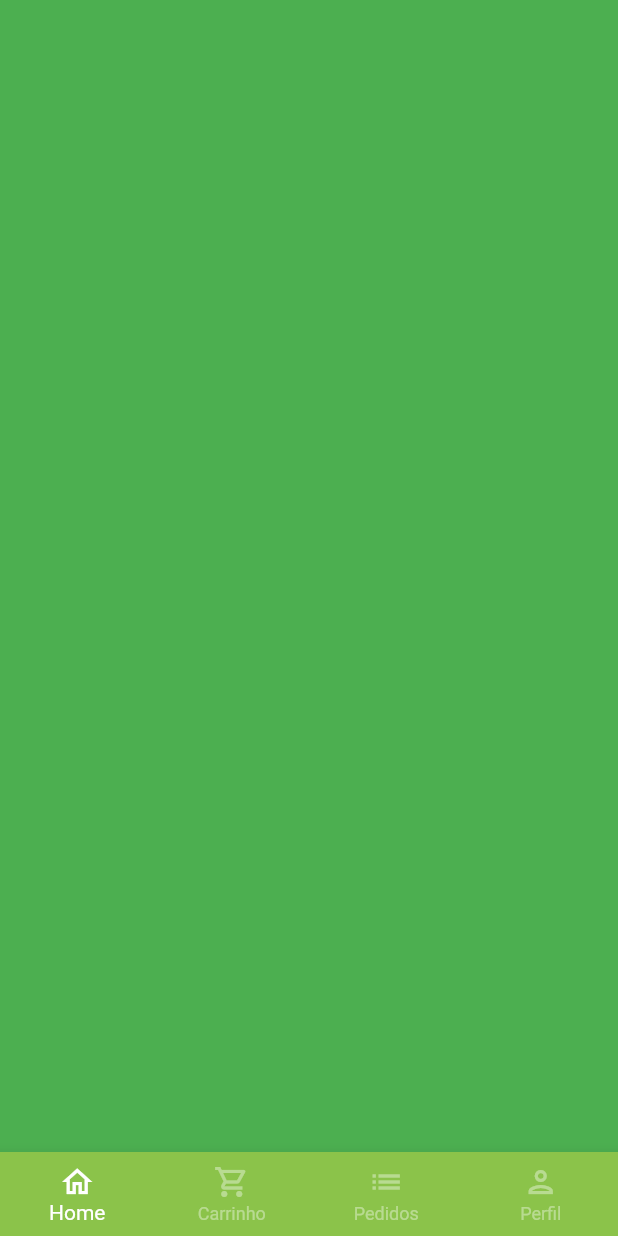
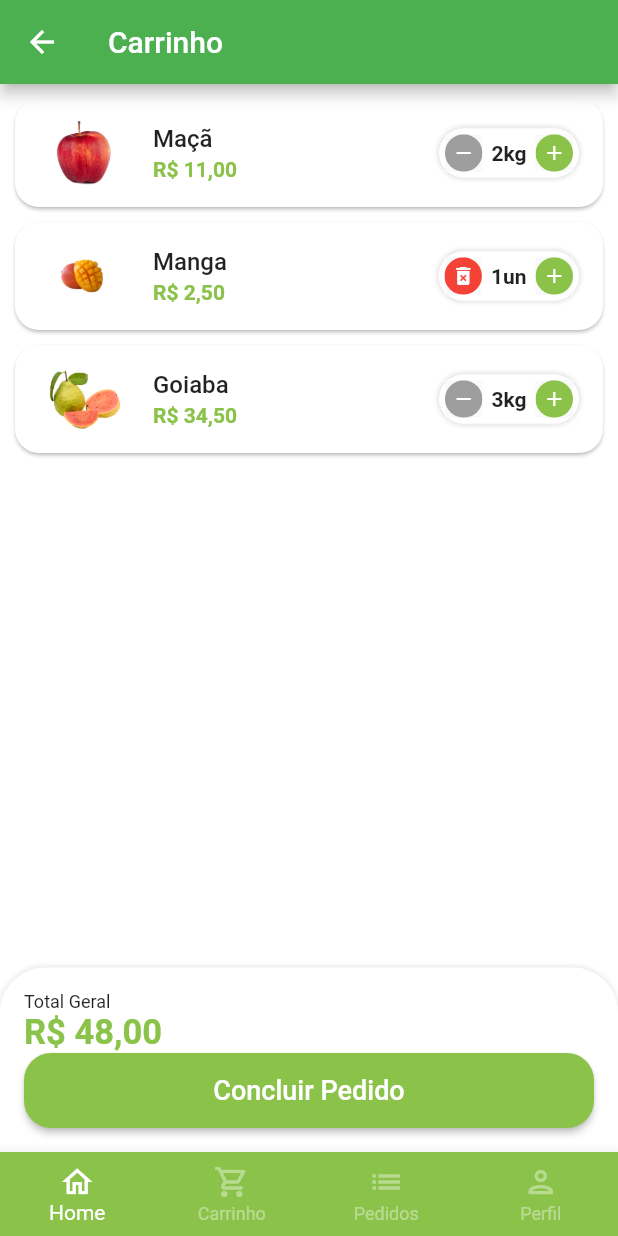
Before and after one commit to tiagodnzz/greengrocer, a Flutter app: the BaseScreen screen opened directly, swiped to page 2, on a phone screen of 412 x 824 dp. Run offline on Flutter 3.47's test engine with Material 2 defaults, Android fonts, the phone set to English and light mode, and no system bars; our stand-ins replace animated_text_kit, mask_text_input_formatter.

Commit message:
criando page carrinho

```diff
--- a/lib/src/config/app_data.dart
+++ b/lib/src/config/app_data.dart
@@ -1,3 +1,4 @@
+import 'package:greengrocer/src/models/cart_item_model.dart';
 import 'package:greengrocer/src/models/item_model.dart';
 
 // Model Produtos
@@ -77,3 +78,19 @@ List<ItemModel> items = [
   'Temperos',
   'Cereais'
 ];
+
+//Lista Carrinho
+List<CartItemModel> cartItems = [
+  CartItemModel(
+    item: apple,
+    quantity: 2,
+  ),
+  CartItemModel(
+    item: mango,
+    quantity: 1,
+  ),
+  CartItemModel(
+    item: guava,
+    quantity: 3,
+  ),
+];
--- /dev/null
+++ b/lib/src/models/cart_item_model.dart
@@ -0,0 +1,13 @@
+import 'package:greengrocer/src/models/item_model.dart';
+
+class CartItemModel {
+  ItemModel item;
+  int quantity;
+
+  CartItemModel({
+    required this.item,
+    required this.quantity,
+  });
+
+  double totalPrice() => item.price * quantity;
+}
--- a/lib/src/pages/base/base_screen.dart
+++ b/lib/src/pages/base/base_screen.dart
@@ -1,5 +1,6 @@
 import 'package:flutter/material.dart';
 import 'package:greengrocer/src/config/custom_colors.dart';
+import 'package:greengrocer/src/pages/cart/cart_tab.dart';
 import 'package:greengrocer/src/pages/home/home_tab.dart';
 
 class BaseScreen extends StatefulWidget {
@@ -21,9 +22,7 @@ class _BaseScreenState extends State<BaseScreen> {
         controller: pageController,
         children: [
           const HomeTab(),
-          Container(
-            color: Colors.green,
-          ),
+          CartTab(),
           Container(
             color: Colors.red,
           ),
--- /dev/null
+++ b/lib/src/pages/cart/cart_tab.dart
@@ -0,0 +1,142 @@
+import 'package:flutter/material.dart';
+import 'package:greengrocer/src/config/custom_colors.dart';
+import 'package:greengrocer/src/models/cart_item_model.dart';
+import 'package:greengrocer/src/pages/cart/components/cart_tile.dart';
+import 'package:greengrocer/src/services/utils_services.dart';
+import 'package:greengrocer/src/config/app_data.dart' as appData;
+
+class CartTab extends StatefulWidget {
+  const CartTab({super.key});
+
+  @override
+  State<CartTab> createState() => _CartTabState();
+}
+
+class _CartTabState extends State<CartTab> {
+  final UtilsServices utilsServices = UtilsServices();
+
+  void removeItemsFromCart(CartItemModel cartItem) {
+    setState(() {
+      appData.cartItems.remove(cartItem);
+    });
+  }
+
+  double cartTotalPrice() {
+    double total = 0;
+    for (var item in appData.cartItems) {
+      total += item.totalPrice();
+    }
+    return total;
+  }
+
+  @override
+  Widget build(BuildContext context) {
+    return Scaffold(
+      appBar: AppBar(
+        title: const Text('Carrinho'),
+      ),
+      body: Column(
+        children: [
+          Expanded(
+            child: ListView.builder(
+              itemCount: appData.cartItems.length,
+              itemBuilder: (_, index) {
+                return CartTile(
+                  cardItem: appData.cartItems[index],
+                  remove: removeItemsFromCart,
+                );
+              },
+            ),
+          ),
+          Container(
+            padding: const EdgeInsets.all(16),
+            decoration: BoxDecoration(
+              color: Colors.white,
+              borderRadius: const BorderRadius.vertical(
+                top: Radius.circular(30),
+              ),
+              boxShadow: [
+                BoxShadow(
+                  color: Colors.grey.shade300,
+                  blurRadius: 3,
+                ),
+              ],
+            ),
+            child: Column(
+              crossAxisAlignment: CrossAxisAlignment.stretch,
+              children: [
+                const Text(
+                  'Total Geral',
+                  style: TextStyle(
+                    fontSize: 12,
+                  ),
+                ),
+                Text(
+                  utilsServices.priceToCurrency(cartTotalPrice()),
+                  style: TextStyle(
+                      fontSize: 23,
+                      color: CustomColors.customSwatchColor,
+                      fontWeight: FontWeight.bold),
+                ),
+                SizedBox(
+                  height: 50,
+                  child: ElevatedButton(
+                    style: ElevatedButton.styleFrom(
+                        primary: CustomColors.customSwatchColor,
+                        shape: RoundedRectangleBorder(
+                          borderRadius: BorderRadius.circular(18),
+                        )),
+                    onPressed: () async {
+                      bool? result = await showOrderConfirmation();
+                      print(result);
+                    },
+                    child: const Text(
+                      'Concluir Pedido',
+                      style: TextStyle(
+                        fontSize: 18,
+                      ),
+                    ),
+                  ),
+                ),
+              ],
+            ),
+          )
+        ],
+      ),
+    );
+  }
+
+  Future<bool?> showOrderConfirmation() {
+    return showDialog<bool>(
+      context: context,
+      builder: (context) {
+        return AlertDialog(
+          shape: RoundedRectangleBorder(
+            borderRadius: BorderRadius.circular(20),
+          ),
+          title: const Text('Confirmação'),
+          content: const Text('Deseja realmente concluir o pedido'),
+          actions: [
+            TextButton(
+              onPressed: () {
+                Navigator.of(context).pop(false);
+              },
+              child: const Text('Não'),
+            ),
+            ElevatedButton(
+              style: ElevatedButton.styleFrom(
+                shape: RoundedRectangleBorder(
+                  borderRadius: BorderRadius.circular(20),
+                ),
+              ),
+              onPressed: () {
+                Navigator.of(context).pop(true);
+              },
+              child: const Text('Sim'),
+            ),
+          ],
+        );
+      },
+    );
+  }
+}
--- /dev/null
+++ b/lib/src/pages/cart/components/cart_tile.dart
@@ -0,0 +1,75 @@
+import 'package:flutter/material.dart';
+import 'package:greengrocer/src/config/custom_colors.dart';
+import 'package:greengrocer/src/models/cart_item_model.dart';
+import 'package:greengrocer/src/pages/common/quantity_widget.dart';
+import 'package:greengrocer/src/services/utils_services.dart';
+
+class CartTile extends StatefulWidget {
+  final CartItemModel cardItem;
+  final Function(CartItemModel) remove;
+
+  const CartTile({
+    super.key,
+    required this.cardItem,
+    required this.remove,
+  });
+
+  @override
+  State<CartTile> createState() => _CartTileState();
+}
+
+class _CartTileState extends State<CartTile> {
+  final UtilsServices utilsServices = UtilsServices();
+
+  @override
+  Widget build(BuildContext context) {
+    return Card(
+      margin: const EdgeInsets.fromLTRB(10, 10, 10, 0),
+      shape: RoundedRectangleBorder(
+        borderRadius: BorderRadius.circular(16),
+      ),
+      child: ListTile(
+        //img
+        leading: Image.asset(
+          widget.cardItem.item.imgUrl,
+          height: 60,
+          width: 60,
+        ),
+
+        //titulo
+        title: Text(
+          widget.cardItem.item.itemName,
+          style: const TextStyle(
+            fontWeight: FontWeight.w500,
+          ),
+        ),
+
+        //total
+        subtitle: Text(
+          utilsServices.priceToCurrency(widget.cardItem.totalPrice()),
+          style: TextStyle(
+            color: CustomColors.customSwatchColor,
+            fontWeight: FontWeight.bold,
+          ),
+        ),
+
+        //quantity
+        trailing: QuantityWidget(
+          value: widget.cardItem.quantity,
+          suffixText: widget.cardItem.item.unit,
+          result: (quantity) {
+            setState(() {
+              widget.cardItem.quantity = quantity;
+
+              //remove items
+              if (quantity == 0) {
+                widget.remove(widget.cardItem);
+              }
+            });
+          },
+          isRemovable: true,
+        ),
+      ),
+    );
+  }
+}
--- a/lib/src/pages/common/quantity_widget.dart
+++ b/lib/src/pages/common/quantity_widget.dart
@@ -7,11 +7,13 @@ class QuantityWidget extends StatelessWidget {
     required this.value,
     required this.suffixText,
     required this.result,
+    this.isRemovable = false,
   });
 
   final int value;
   final String suffixText;
   final Function(int quantity) result;
+  final bool isRemovable;
 
   @override
   Widget build(BuildContext context) {
@@ -29,12 +31,13 @@ class QuantityWidget extends StatelessWidget {
         ],
       ),
       child: Row(
+        mainAxisSize: MainAxisSize.min,
         children: [
           _QuantityButton(
-            icon: Icons.remove,
-            color: Colors.grey,
+            icon: !isRemovable || value >1 ? Icons.remove : Icons.delete_forever,
+            color: !isRemovable || value >1 ? Colors.grey : Colors.red,
             onPressed: () {
-              if (value == 1) return;
+              if (value == 1 && !isRemovable) return;
               int resultCount = value - 1;
               result(resultCount);
             },
```
Lines whose indentation alone changed are shown as unchanged.
